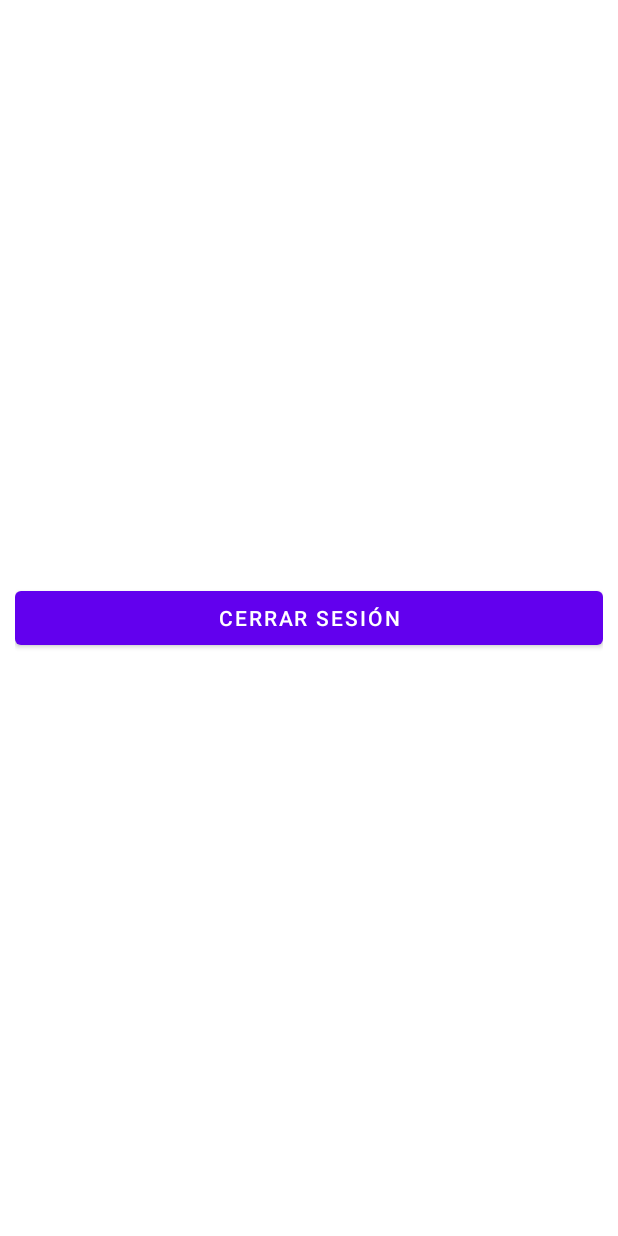
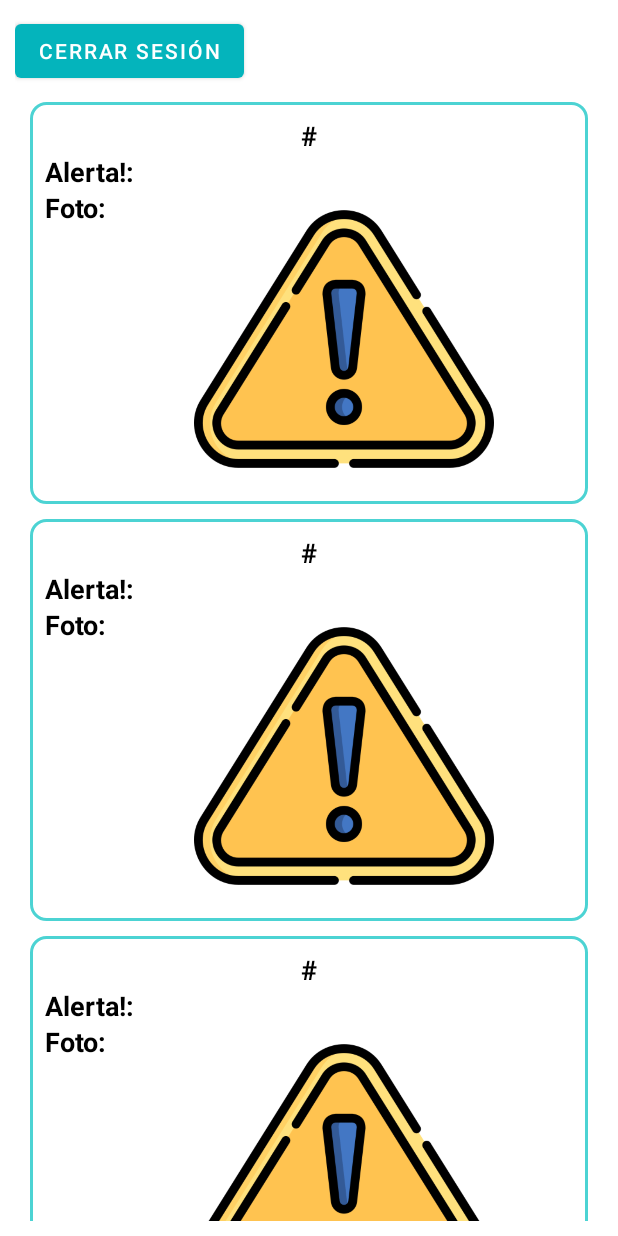
Before and after one commit to jamesmgu92unimayor/SAMHelectiva4, an Android app: the layout activity_home.xml on its own in the app's theme, with its tools: preview values and no code run, on a phone screen of 412 x 824 dp. Run offline under Robolectric (Android 15) with nearby library versions, the light colour scheme and no system bars.

Commit message:
Ajuste lista de alertas en tiempo real

```diff
--- a/app/build.gradle
+++ b/app/build.gradle
@@ -41,6 +41,7 @@ dependencies {
     implementation 'com.google.android.material:material:1.8.0'
     implementation 'androidx.constraintlayout:constraintlayout:2.1.4'
     implementation 'com.google.firebase:firebase-auth-ktx:21.3.0'
+    implementation 'com.google.firebase:firebase-messaging-ktx:23.1.2'
     testImplementation 'junit:junit:4.13.2'
     androidTestImplementation 'androidx.test.ext:junit:1.1.5'
     androidTestImplementation 'androidx.test.espresso:espresso-core:3.5.1'
--- /dev/null
+++ b/app/src/main/res/drawable-v24/background_rect.xml
@@ -0,0 +1,9 @@
+<?xml version="1.0" encoding="utf-8"?>
+<shape xmlns:android="http://schemas.android.com/apk/res/android" android:shape="rectangle">
+    <solid android:color="#ffffff"/>
+
+    <stroke android:width="2dp"
+        android:color="@color/purple_700"/>
+
+    <corners android:radius="10dp"/>
+</shape>
--- a/app/src/main/res/layout/activity_home.xml
+++ b/app/src/main/res/layout/activity_home.xml
@@ -1,19 +1,23 @@
 <?xml version="1.0" encoding="utf-8"?>
-<androidx.constraintlayout.widget.ConstraintLayout xmlns:android="http://schemas.android.com/apk/res/android"
+<LinearLayout xmlns:android="http://schemas.android.com/apk/res/android"
     xmlns:app="http://schemas.android.com/apk/res-auto"
     xmlns:tools="http://schemas.android.com/tools"
     android:layout_width="match_parent"
     android:layout_height="match_parent"
+    android:orientation="vertical"
     android:padding="10dp"
     tools:context=".HomeActivity">
 
     <com.google.android.material.button.MaterialButton
         android:id="@+id/logout"
+        android:layout_width="wrap_content"
+        android:layout_height="wrap_content"
+        android:text="@string/logout"/>
+
+    <androidx.recyclerview.widget.RecyclerView
+        android:id="@+id/recycler_view"
         android:layout_width="match_parent"
         android:layout_height="wrap_content"
-        android:text="@string/logout"
-        app:layout_constraintBottom_toBottomOf="parent"
-        app:layout_constraintStart_toStartOf="parent"
-        app:layout_constraintTop_toTopOf="parent" />
+        tools:listitem="@layout/item_movement_detected"/>
 
-</androidx.constraintlayout.widget.ConstraintLayout>
+</LinearLayout>
--- /dev/null
+++ b/app/src/main/res/layout/item_movement_detected.xml
@@ -0,0 +1,90 @@
+<?xml version="1.0" encoding="utf-8"?>
+<androidx.constraintlayout.widget.ConstraintLayout xmlns:android="http://schemas.android.com/apk/res/android"
+    android:layout_width="wrap_content"
+    android:layout_height="wrap_content"
+    xmlns:app="http://schemas.android.com/apk/res-auto">
+
+    <LinearLayout
+        android:layout_width="match_parent"
+        android:layout_height="wrap_content"
+        android:layout_margin="10dp"
+        android:background="@drawable/background_rect"
+        android:orientation="vertical"
+        android:padding="10dp"
+        app:layout_constraintEnd_toEndOf="parent"
+        app:layout_constraintStart_toStartOf="parent"
+        app:layout_constraintTop_toTopOf="parent">
+
+        <LinearLayout
+            android:layout_width="match_parent"
+            android:layout_height="wrap_content"
+            android:gravity="center"
+            android:orientation="horizontal">
+
+            <TextView
+                android:layout_width="wrap_content"
+                android:layout_height="match_parent"
+                android:text="#"
+                android:textColor="@color/black"
+                android:textSize="18sp"
+                android:textStyle="bold" />
+
+            <TextView
+                android:id="@+id/idAlert"
+                android:layout_width="wrap_content"
+                android:layout_height="wrap_content"
+                android:layout_gravity="center"
+                android:textAlignment="center"
+                android:textColor="@color/black"
+                android:textSize="17sp" />
+
+        </LinearLayout>
+
+        <LinearLayout
+            android:layout_width="match_parent"
+            android:layout_height="wrap_content"
+            android:orientation="horizontal">
+
+            <TextView
+                android:layout_width="wrap_content"
+                android:layout_height="match_parent"
+                android:text="@string/name_one"
+                android:textColor="@color/black"
+                android:textSize="18sp"
+                android:textStyle="bold" />
+
+            <TextView
+                android:id="@+id/movement"
+                android:layout_width="match_parent"
+                android:layout_height="wrap_content"
+                android:layout_marginStart="5dp"
+                android:textColor="@color/black"
+                android:textSize="17sp" />
+
+        </LinearLayout>
+
+        <LinearLayout
+            android:layout_width="match_parent"
+            android:layout_height="match_parent"
+            android:orientation="horizontal">
+
+            <TextView
+                android:layout_width="wrap_content"
+                android:layout_height="match_parent"
+                android:text="@string/name_two"
+                android:textColor="@color/black"
+                android:textSize="18sp"
+                android:textStyle="bold" />
+
+            <ImageView
+                android:id="@+id/image"
+                android:layout_width="wrap_content"
+                android:layout_height="200dp"
+                android:layout_marginStart="5dp"
+                android:src="@drawable/peligro" />
+
+        </LinearLayout>
+
+    </LinearLayout>
+
+</androidx.constraintlayout.widget.ConstraintLayout>
--- a/app/src/main/res/values-night-v31/themes.xml
+++ b/app/src/main/res/values-night-v31/themes.xml
@@ -11,7 +11,7 @@
         <item name="colorSecondaryVariant">@color/teal_200</item>
         <item name="colorOnSecondary">@color/black</item>
         <!-- Status bar color. -->
-        <item name="android:statusBarColor" tools:targetApi="l">?attr/colorPrimaryVariant</item>
+        <item name="android:statusBarColor">?attr/colorPrimaryVariant</item>
         <!-- Customize your theme here. -->
         <item name="android:windowSplashScreenAnimatedIcon">@drawable/seguroh</item>
         <item name="android:windowSplashScreenAnimationDuration">0</item>
--- a/app/src/main/res/values/colors.xml
+++ b/app/src/main/res/values/colors.xml
@@ -1,8 +1,8 @@
 <?xml version="1.0" encoding="utf-8"?>
 <resources>
     <color name="purple_200">#FFBB86FC</color>
-    <color name="purple_500">#FF6200EE</color>
-    <color name="purple_700">#FF3700B3</color>
+    <color name="purple_500">#04b4bc</color>
+    <color name="purple_700">#4cd3d3</color>
     <color name="teal_200">#FF03DAC5</color>
     <color name="teal_700">#FF018786</color>
     <color name="black">#FF000000</color>
--- a/app/src/main/res/values/strings.xml
+++ b/app/src/main/res/values/strings.xml
@@ -6,4 +6,6 @@
     <string name="register">Registrar</string>
     <string name="logout">Cerrar Sesión</string>
     <string name="advert">*La contraseña debe contener minimo 6 caracteres!*</string>
+    <string name="name_one">Alerta!: </string>
+    <string name="name_two">Foto: </string>
 </resources>
```
Also changed, not shown: app/src/main/AndroidManifest.xml (+12 -0 lines), app/src/main/java/com/unimayor/seguridadparatuhogar/HomeActivity.kt (+37 -0 lines), app/src/main/java/com/unimayor/seguridadparatuhogar/MainActivity.kt (+19 -1 lines), app/src/main/java/com/unimayor/seguridadparatuhogar/MyFirebaseMessagingService.kt (added, +11 -0 lines), app/src/main/java/com/unimayor/seguridadparatuhogar/adapter/MyAdapter.kt (added, +33 -0 lines), app/src/main/res/drawable/peligro.png (added).
